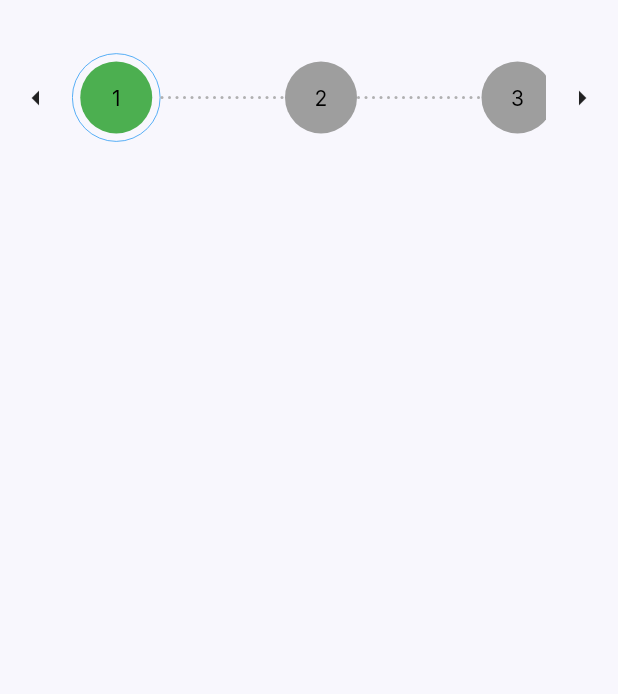
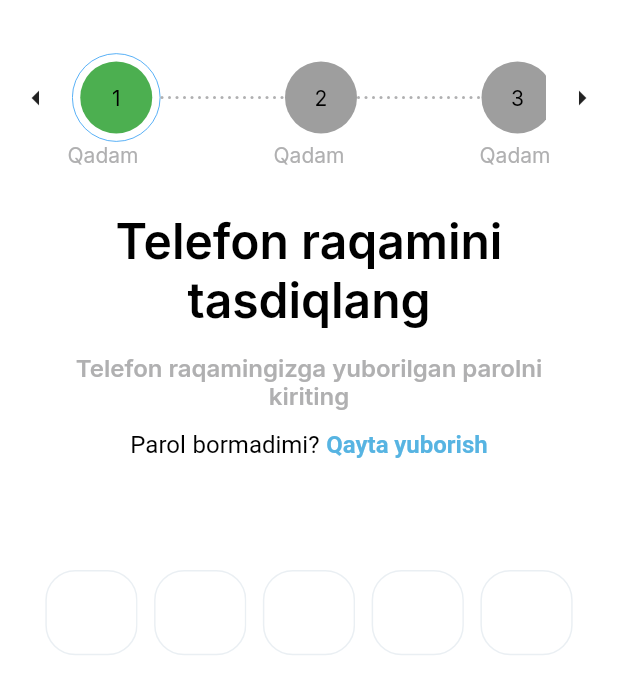
Before and after one commit to SadullaevTolkinjon/Ansor-Rlab-Project, a Flutter app: the ThirdResgisterPage screen opened directly, on a phone screen of 412 x 824 dp. Shown: the top 694 px of the screen. Run offline on Flutter 3.47's test engine with Material 2 defaults, Android fonts, the phone set to English and light mode, and no system bars; drawn by our look-alikes of pinput; our stand-ins replace flutter_bloc, google_fonts, im_stepper, intl_phone_field, smooth_page_indicator; missing offline and left inert: smart_auth.

```diff
--- a/lib/main.dart
+++ b/lib/main.dart
@@ -7,6 +7,9 @@ void main() {
 }
 
 class MyApp extends StatelessWidget {
+
+
+
   const MyApp({Key? key}) : super(key: key);
 
   @override
--- a/lib/screens/register/view/3rd_register_page.dart
+++ b/lib/screens/register/view/3rd_register_page.dart
@@ -1,26 +1,47 @@
+import 'dart:math';
 import 'package:ancor_inc/core/constants/color_constants.dart';
 import 'package:ancor_inc/core/constants/size_config.dart';
 import 'package:ancor_inc/screens/register/cubit/register_cubit.dart';
 import 'package:ancor_inc/screens/register/cubit/register_state.dart';
+import 'package:ancor_inc/screens/register/view/components/text_widget.dart';
+import 'package:ancor_inc/screens/widget/my_text_style.dart';
 import 'package:flutter/material.dart';
 import 'package:flutter/src/foundation/key.dart';
 import 'package:flutter/src/widgets/framework.dart';
 import 'package:flutter_bloc/flutter_bloc.dart';
 import 'package:im_stepper/stepper.dart';
+import 'package:pinput/pinput.dart';
 
 class ThirdResgisterPage extends StatelessWidget {
-  const ThirdResgisterPage({Key? key}) : super(key: key);
+  ThirdResgisterPage({Key? key}) : super(key: key);
+
+  final controller = TextEditingController();
+  final focusNode = FocusNode();
 
   @override
   Widget build(BuildContext context) {
+    final defaultPinTheme = PinTheme(
+      width: getWidth(56.0),
+      height: getHeight(56.0),
+      textStyle: const TextStyle(
+          fontSize: 20,
+          color: Color.fromRGBO(30, 60, 87, 1),
+          fontWeight: FontWeight.w600),
+      decoration: BoxDecoration(
+        border: Border.all(color: Color.fromRGBO(234, 239, 243, 1)),
+        borderRadius: BorderRadius.circular(20),
+      ),
+    );
     return Scaffold(
+      backgroundColor: ColorConst.white,
       body: BlocProvider<RegisterCubit>(
         create: (context) => RegisterCubit(),
         child: BlocConsumer<RegisterCubit, RegisterState>(
           listener: (context, state) {},
           builder: (context, state) {
             return SingleChildScrollView(
-              child: Column(children: [
+              child: Column(
+                children: [
                   Padding(
                     padding: EdgeInsets.only(top: getHeight(35.0)),
                     child: NumberStepper(
@@ -28,10 +49,85 @@ class ThirdResgisterPage extends StatelessWidget {
                       alignment: Alignment.topLeft,
                       lineColor: ColorConst.grey,
                       lineLength: 83.0,
-                    numbers: const [1, 2, 3],
+                      numbers: const [1, 2, 3, 4],
                     ),
                   ),
-              ]),
+                  Column(
+                    crossAxisAlignment: CrossAxisAlignment.start,
+                    children: [
+                      Row(
+                        mainAxisAlignment: MainAxisAlignment.spaceAround,
+                        children: [
+                          TextWidget(text: "Qadam", color: ColorConst.grey),
+                          TextWidget(text: "Qadam", color: ColorConst.grey),
+                          TextWidget(text: "Qadam", color: ColorConst.grey),
+                        ],
+                      ),
+                      Padding(
+                        padding: EdgeInsets.only(
+                          top: getHeight(30.0),
+                        ),
+                        child: Text("Telefon raqamini tasdiqlang",
+                            textAlign: TextAlign.center,
+                            style: TextStyleComp.regularStyle(32.0)),
+                      ),
+                    ],
+                  ),
+                  SizedBox(
+                    height: getHeight(15.0),
+                  ),
+                  Column(
+                    children: [
+                      Container(
+                        height: getHeight(40.0),
+                        width: getWidth(300.0),
+                        child: Text(
+                          "Telefon raqamingizga yuborilgan parolni kiriting",
+                          textAlign: TextAlign.center,
+                          style: TextStyleComp.regularStyleGrey500(16.0),
+                        ),
+                      ),
+                      SizedBox(
+                        height: getHeight(10.0),
+                      ),
+                      RichText(
+                        text: TextSpan(
+                          text: 'Parol bormadimi? ',
+                          style: TextStyleComp.regularStBlack500(16.0),
+                          children: <TextSpan>[
+                            TextSpan(
+                              text: 'Qayta yuborish',
+                              style: TextStyle(
+                                  fontWeight: FontWeight.bold,
+                                  color: ColorConst.blue),
+                            ),
+                          ],
+                        ),
+                      ),
+                      Padding(
+                        padding: EdgeInsets.only(top: getHeight(70.0)),
+                        child: Pinput(
+                          length: 5,
+                          controller: controller,
+                          focusNode: focusNode,
+                          separator: Container(
+                            height: getHeight(64.0),
+                            width: getWidth(10.0),
+                            color: Colors.white,
+                          ),
+                          defaultPinTheme: defaultPinTheme,
+                          showCursor: true,
+                          focusedPinTheme: defaultPinTheme.copyWith(
+                            decoration: BoxDecoration(
+                              color: ColorConst.grey,
+                            ),
+                          ),
+                        ),
+                      ),
+                    ],
+                  ),
+                ],
+              ),
             );
           },
         ),
--- a/pubspec.yaml
+++ b/pubspec.yaml
@@ -40,6 +40,9 @@ dependencies:
   flutter_bloc: ^8.0.1
   im_stepper: ^1.0.1+1
   intl_phone_field: ^3.1.0
+  pinput: ^2.2.11
+  circular_countdown_timer: ^0.2.1
+
 
 dev_dependencies:
   flutter_test:
```
Also changed, not shown: lib/generated_plugin_registrant.dart (added, +17 -0 lines), lib/screens/register/view/2nd_register_page.dart (+16 -17 lines), lib/screens/widget/elevated_button.dart (deleted, +0 -34 lines), 7 other files. Lines whose indentation alone changed are shown as unchanged.
